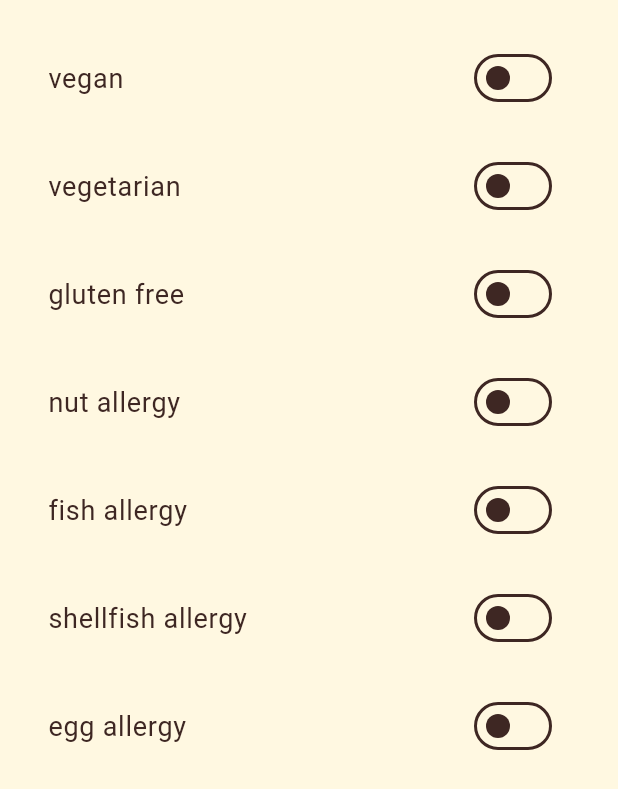
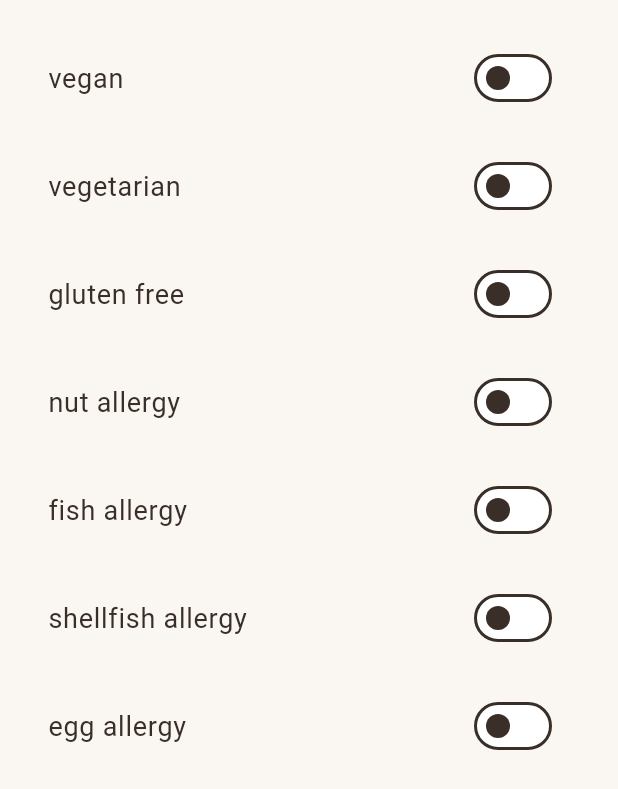
Before and after one commit to Random2127/FogonesAI, a Flutter app: the DietaryScreen screen opened by its route, on a phone screen of 412 x 824 dp. Shown: the top 789 px of the screen. Run offline on Flutter 3.47's test engine with Material 3 defaults, Android fonts, the phone set to English and light mode, and no system bars; our stand-ins replace flutter_dotenv, shared_preferences; accounts and stored records are empty; Roboto replaces fonts that are missing (Poppins).

Commit message:
Them updated & android overflow solved

```diff
--- a/lib/theme/app_theme.dart
+++ b/lib/theme/app_theme.dart
@@ -2,33 +2,47 @@ import 'package:flutter/material.dart';
 
 final ThemeData darkMode = ThemeData(
   brightness: Brightness.dark,
+  fontFamily: 'Poppins',
+  scaffoldBackgroundColor: const Color(0xFF1F1A16),
+
   colorScheme: const ColorScheme(
     brightness: Brightness.dark,
-    primary: Color(0xFFEB8E4A), // Slightly lighter orange for dark contrast
-    onPrimary: Color(0xFF2C1A0C),
-    secondary: Color(0xFFD0A373), // Warm tan accent
-    onSecondary: Color(0xFF2C1A0C),
-    error: Color(0xFFE57373),
+    primary: Color(0xFFD8A373), // Soft honey
+    onPrimary: Color(0xFF2B2520),
+    secondary: Color(0xFF9C8A72), // Muted clay
+    onSecondary: Color(0xFF2B2520),
+    error: Color(0xFFE07A7A),
     onError: Colors.black,
-    surface: Color(0xFF2C1A0C), // Deep brown — wood table feel
-    onSurface: Color(0xFFF3E0C7), // Creamy text
+    surface: Color(0xFF2B2520),
+    onSurface: Color(0xFFE8DED4),
   ),
-  scaffoldBackgroundColor: const Color(0xFF1E1208),
-  fontFamily: 'Poppins',
+
+  appBarTheme: const AppBarTheme(
+    backgroundColor: Color(0xFF1F1A16),
+    foregroundColor: Color(0xFFE8DED4),
+    elevation: 0,
+  ),
 );
 final ThemeData lightMode = ThemeData(
   brightness: Brightness.light,
+  fontFamily: 'Poppins',
+  scaffoldBackgroundColor: const Color(0xFFFAF7F2),
+
   colorScheme: const ColorScheme(
     brightness: Brightness.light,
-    primary: Color(0xFFEB8E4A), // Warm orange
+    primary: Color(0xFFC97A4A), // Muted terracotta
     onPrimary: Colors.white,
-    secondary: Color(0xFFD0A373), // Warm tan accent
-    onSecondary: Colors.white,
-    error: Color(0xFFD32F2F),
+    secondary: Color(0xFFB8A58D), // Warm beige
+    onSecondary: Color(0xFF3A2E28),
+    error: Color(0xFFB94A48),
     onError: Colors.white,
-    surface: Color(0xFFFFF8E1), // Light cream — paper feel
-    onSurface: Color(0xFF3E2723), // Dark brown text
+    surface: Color(0xFFFFFFFF),
+    onSurface: Color(0xFF3A2E28),
   ),
-  scaffoldBackgroundColor: const Color(0xFFFFF8E1),
-  fontFamily: 'Poppins',
+
+  appBarTheme: const AppBarTheme(
+    backgroundColor: Color(0xFFFAF7F2),
+    foregroundColor: Color(0xFF3A2E28),
+    elevation: 0,
+  ),
 );
```
Also changed, not shown: lib/widgets/recipe_card.dart (+9 -7 lines).
